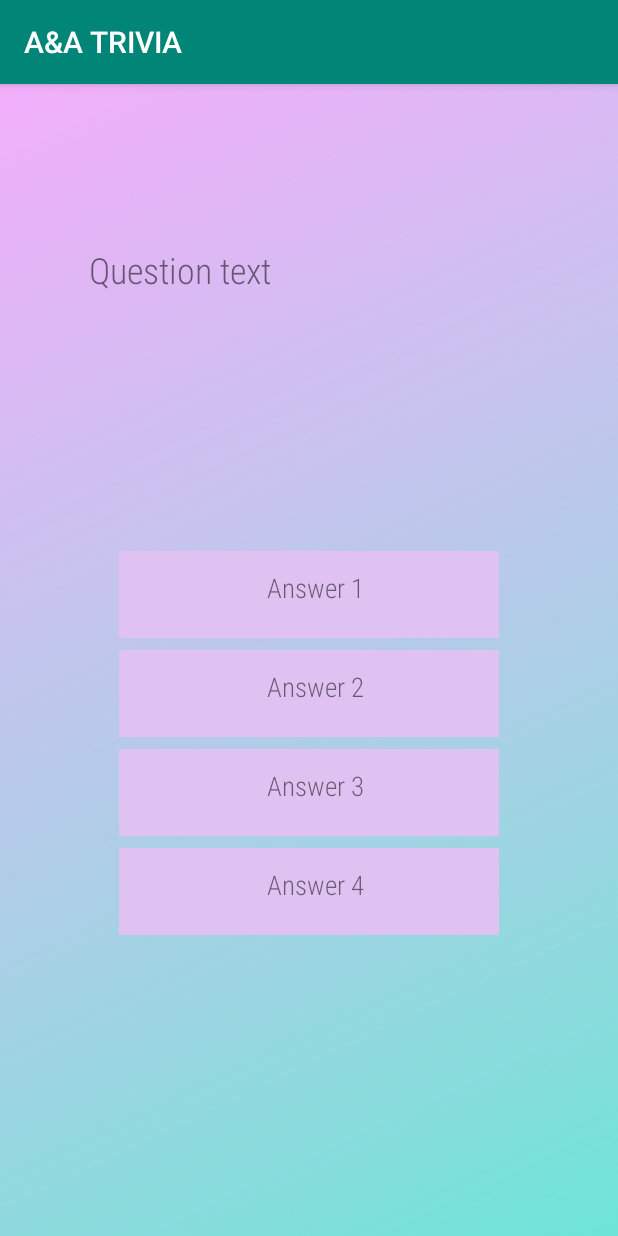
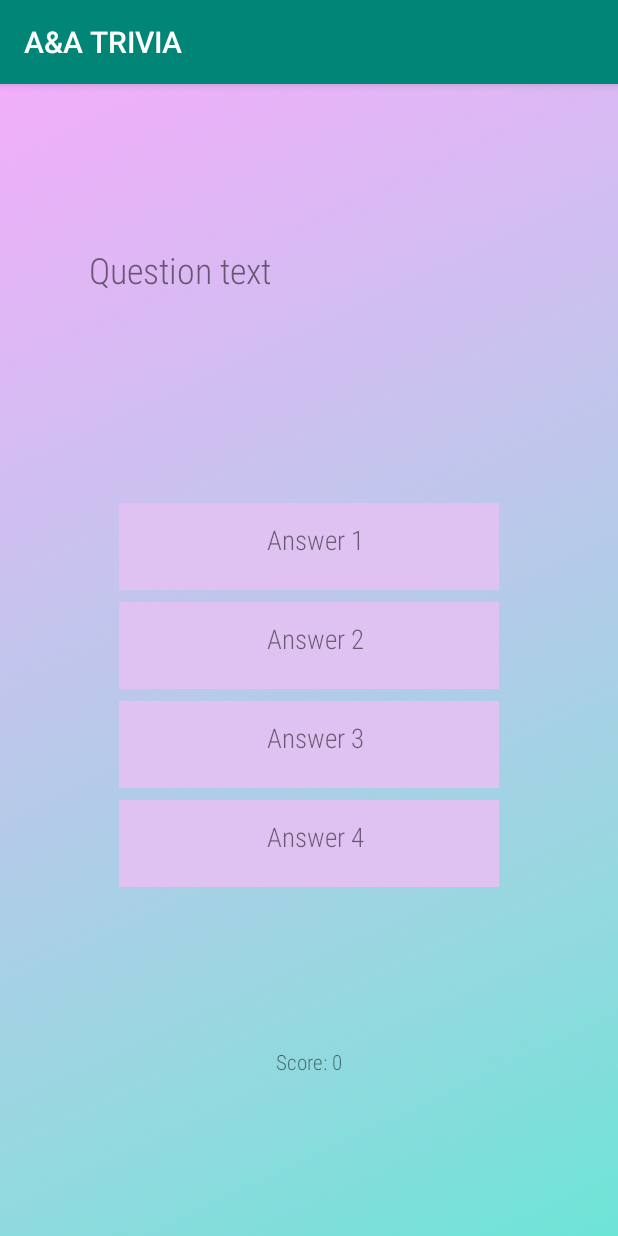
Before and after one commit to alexandriabanta/TriviaGame4020, an Android app: the TriviaGameActivity screen opened directly, with no data from a screen before it, on a phone screen of 412 x 824 dp. Run offline under Robolectric (Android 15) with nearby library versions, the phone set to English and light mode, and no system bars; Roboto replaces fonts that are not available here; 15 statements that could not run were skipped.

Commit message:
Added randomized correct answer textviews

```diff
--- a/app/src/main/res/layout/trivia_game.xml
+++ b/app/src/main/res/layout/trivia_game.xml
@@ -29,7 +29,6 @@
             android:id="@+id/answer1TextView"
             android:layout_width="253dp"
             android:layout_height="58dp"
-            android:layout_marginTop="32dp"
             android:background="@color/colorButton"
             android:fontFamily="sans-serif-condensed-light"
             android:paddingVertical="12dp"
@@ -87,5 +86,17 @@
             app:layout_constraintStart_toStartOf="parent"
             app:layout_constraintTop_toBottomOf="@+id/answer3TextView"
             tools:ignore="MissingConstraints" />
+
+        <TextView
+            android:id="@+id/scoreTextView"
+            android:layout_width="wrap_content"
+            android:layout_height="wrap_content"
+            android:fontFamily="sans-serif-condensed-light"
+            android:text="Score: 0"
+            app:layout_constraintBottom_toBottomOf="parent"
+            app:layout_constraintEnd_toEndOf="parent"
+            app:layout_constraintStart_toStartOf="parent"
+            app:layout_constraintTop_toBottomOf="@+id/answer4TextView" />
+
     </androidx.constraintlayout.widget.ConstraintLayout>
 </LinearLayout>
```
Also changed, not shown: app/src/main/java/com/alexandriabanta/triviagame4020/TriviaGameActivity.java (+66 -12 lines).
